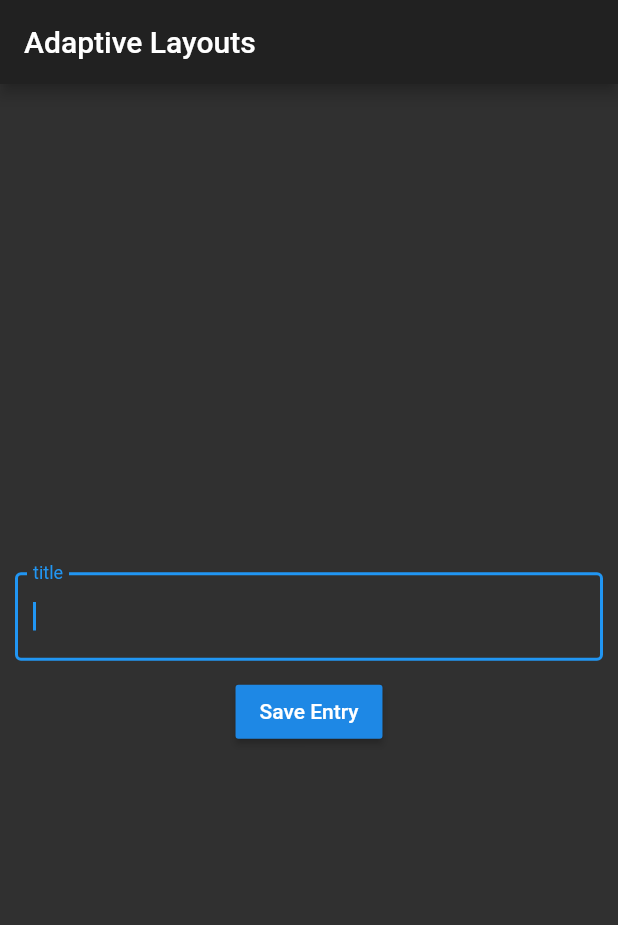
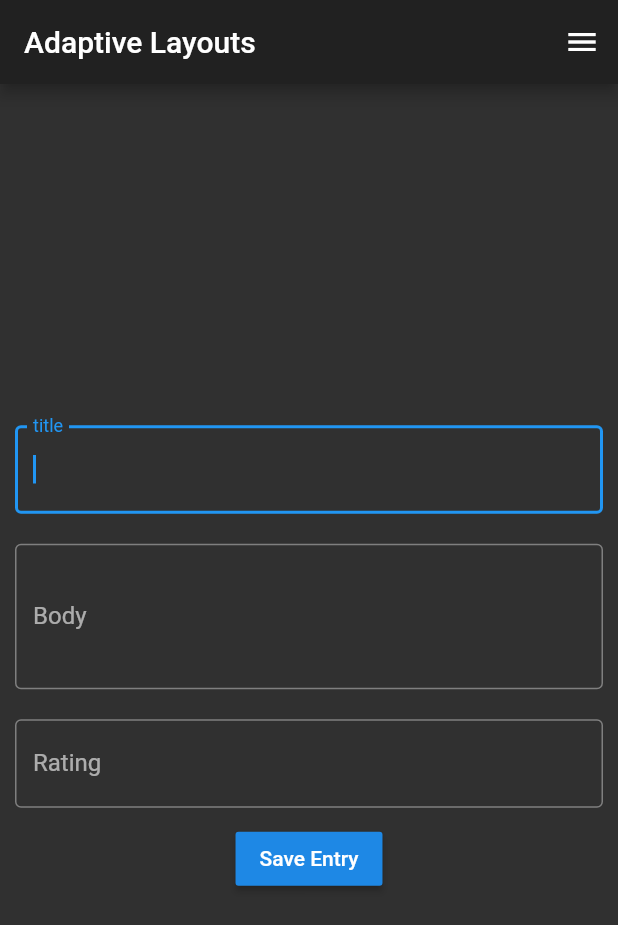
Before and after one commit to euromike21/cs492_journal, a Flutter app: the screen it shows after launch, on a phone screen of 412 x 824 dp. Shown: the top 925 px of the screen. Run offline on Flutter 3.47's test engine with Material 2 defaults, Android fonts, the phone set to English and light mode, and no system bars.

Commit message:
basic form layout

```diff
--- a/lib/main.dart
+++ b/lib/main.dart
@@ -30,7 +30,15 @@ class App extends StatelessWidget {
         theme: ThemeData.dark(),
         //routes: routes,
         home: Scaffold(
-            appBar: AppBar(title: Text('Adaptive Layouts')),
+            appBar: AppBar(
+              title: Text('Adaptive Layouts'),
+              // actions: <Widget>[
+              //   IconButton(icon: Icon(Icons.brightness_6), onPressed: null)
+              // ],
+            ),
+            endDrawer: Drawer(
+              child: ListView(),
+            ),
             body: JournalEntryForm()));
   }
 }
--- a/lib/widgets/journal_entry_form.dart
+++ b/lib/widgets/journal_entry_form.dart
@@ -26,7 +26,9 @@ class JournalEntry {
   });
 }
 
+// ignore: must_be_immutable
 class JournalEntryForm extends StatelessWidget {
+  final myController = TextEditingController();
   final formKey = GlobalKey<FormState>();
 
   final journalEntryFields = JournalEntryFields();
@@ -40,7 +42,7 @@ class JournalEntryForm extends StatelessWidget {
         key: formKey,
         child: Column(
           mainAxisAlignment: MainAxisAlignment.center,
-          children: [
+          children: <Widget>[
             TextFormField(
                 autofocus: true,
                 decoration: InputDecoration(
@@ -56,6 +58,42 @@ class JournalEntryForm extends StatelessWidget {
                     return null;
                   }
                 }),
+            SizedBox(height: 20),
+            TextFormField(
+                autofocus: true,
+                decoration: InputDecoration(
+                    labelText: 'Body', border: OutlineInputBorder()),
+                onSaved: (value) {
+                  //store value in some object
+                  journalEntryFields.body = value;
+                },
+                maxLines: 3,
+                validator: (value) {
+                  if (value.isEmpty) {
+                    return 'Please enter a description';
+                  } else {
+                    return null;
+                  }
+                }),
+            SizedBox(height: 20),
+            TextFormField(
+                controller: myController,
+                autofocus: true,
+                decoration: InputDecoration(
+                    labelText: 'Rating', border: OutlineInputBorder()),
+                onSaved: (value) {
+                  //store value in some object
+                  int num = int.parse(value);
+                  journalEntryFields.rating = num;
+                },
+                maxLines: 1,
+                validator: (value) {
+                  if (value.isEmpty) {
+                    return 'Please enter a rating';
+                  } else {
+                    return null;
+                  }
+                }),
             SizedBox(height: 10),
             RaisedButton(
               onPressed: () {
@@ -67,6 +105,8 @@ class JournalEntryForm extends StatelessWidget {
                 //journalEntry.title = 'keep it real';
                 //  assert(journalEntry.title != 'ok');
                 print(journalEntryFields.title);
+                print(journalEntryFields.body);
+                print(journalEntryFields.rating);
                 //  }
               },
               child: Text('Save Entry'),
```
